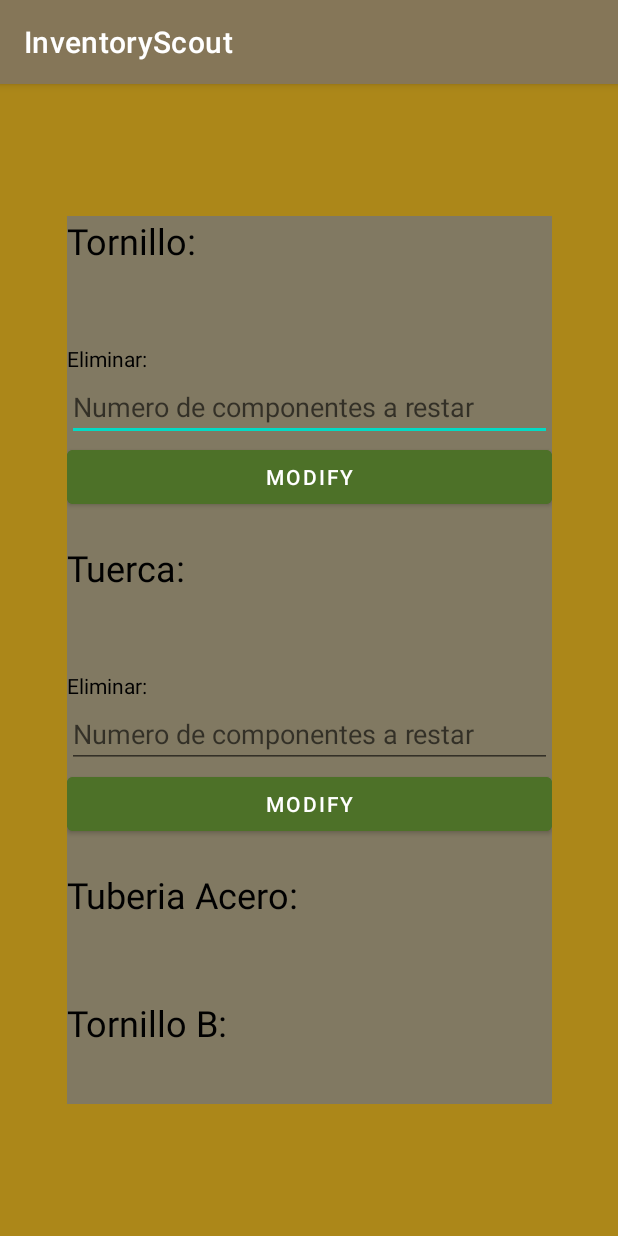
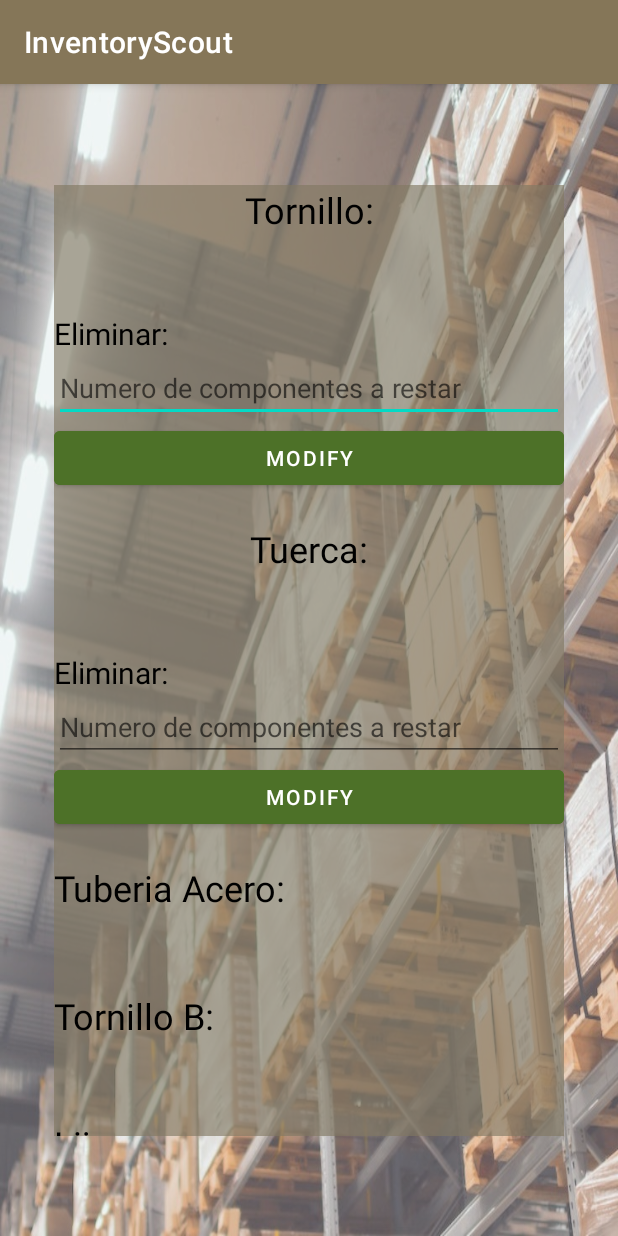
Before and after one commit to FcoJAA/InventoryScout, an Android app: the ShowInventory screen opened directly, with no data from a screen before it, after a tap on "MODIFY", on a phone screen of 412 x 824 dp. Run offline under Robolectric (Android 15) with nearby library versions, the phone set to English and light mode, and no system bars; our stand-ins replace Firebase (no records; nobody signed in at launch, a user with empty details on screens opened directly); 6 statements that could not run were skipped.

Commit message:
refactor: show and insert code

```diff
--- a/app/src/main/java/com/example/inventoryscout/ShowInventory.java
+++ b/app/src/main/java/com/example/inventoryscout/ShowInventory.java
@@ -37,7 +37,6 @@ public class ShowInventory extends AppCompatActivity {
 
         et1delete = (EditText) findViewById(R.id.et1delete);
         et2delete = (EditText) findViewById(R.id.et2delete);
-
         tvshow1 = (TextView) findViewById(R.id.tvShow1);
         tvshow2 = (TextView) findViewById(R.id.tvShow2);
         tvshow3 = (TextView) findViewById(R.id.tvShow3);
@@ -51,7 +50,6 @@ public class ShowInventory extends AppCompatActivity {
        for (int i = 0; i <9;i++) {
             mostrar(items[i]);
         }
-
     }
 
     public void mostrar(String value) {
@@ -72,14 +70,12 @@ public class ShowInventory extends AppCompatActivity {
                         if(value.equals("Destornillador de Estrella")){tvshow7.setText(document.get("Unidades").toString());}
                         if(value.equals("Arandela")){tvshow8.setText(document.get("Unidades").toString());}
                         if(value.equals("Cinta Americana")){tvshow9.setText(document.get("Unidades").toString());}
-
                     } else {
                         Toast.makeText(ShowInventory.this, "Error", Toast.LENGTH_SHORT).show();
                     }
                 } else {
                     Toast.makeText(ShowInventory.this, "Error", Toast.LENGTH_SHORT).show();
                 }
-
             }
         });
     }
@@ -93,48 +89,59 @@ public class ShowInventory extends AppCompatActivity {
                 public void onComplete(@NonNull Task<DocumentSnapshot> task) {
                     DocumentSnapshot document = task.getResult();
                     if (task.isSuccessful()) {
-                        if (document.exists()) {
-                        } else {
-                            Toast.makeText(ShowInventory.this, "Error", Toast.LENGTH_SHORT).show();
-                        }
                         oldValue1[0] = document.get("Unidades").toString();
                         Toast.makeText(getApplicationContext(), oldValue1[0], Toast.LENGTH_LONG).show();
-
-                        //Item1
                         Map<String, Object> data1 = new HashMap<>();
                         String item1 = oldValue1[0] + et1delete.getText().toString();
                         int num1 = Integer.parseInt(oldValue1[0]);
                         int num2 = Integer.parseInt(et1delete.getText().toString());
-                        int resultado;
-                        if(num1 > 0 ){
-                            resultado = num1 + num2;
-                        }else{
-                            resultado = num1 - num2;
+                        int resultado = operacion(num1, num2);
+                        data1.put("Unidades", resultado);
+                        if (item1.equals("")) {
+                        } else {
+                            db.collection(colletionpath1).document("Tornillos").set(data1);
                         }
-
-                        data1.put("Unidades", resultado );
-
-                        if(item1.equals("")){}else {
-                            db.collection(colletionpath1).document("Tornillos").set(data1)
-                                    .addOnFailureListener(new OnFailureListener() {
+                    }
+                }
+            });
+            DocumentReference docRef2 = db.collection(colletionpath1).document((items[1]));
+            docRef2.get().addOnCompleteListener(new OnCompleteListener<DocumentSnapshot>() {
                 @Override
-                                        public void onFailure(@NonNull Exception e) { Toast.makeText(ShowInventory.this, "ERROR", Toast.LENGTH_SHORT).show(); }
+                public void onComplete(@NonNull Task<DocumentSnapshot> task) {
+                    DocumentSnapshot document = task.getResult();
+                    if (task.isSuccessful()) {
+                        oldValue1[0] = document.get("Unidades").toString();
+                        Toast.makeText(getApplicationContext(), oldValue1[0], Toast.LENGTH_LONG).show();
+                        Map<String, Object> data = new HashMap<>();
+                        String item1 = oldValue1[0] + et2delete.getText().toString();
+                        int num1 = Integer.parseInt(oldValue1[0]);
+                        int num2 = Integer.parseInt(et2delete.getText().toString());
+                        int resultado = operacion(num1, num2);
+                        data.put("Unidades", resultado);
+                        if (item1.equals("")) {
+                        } else {
+                            db.collection(colletionpath1).document("Tuercas").set(data);
+                        }
+                    }
+                }
             });
-                        }
 
 
-                    }
 
-                }
-            });
+
             new android.os.Handler(Looper.getMainLooper()).postDelayed(
                     new Runnable() {
                         public void run() {
-                        for (int i = 0; i <9;i++) {
+                            for (int i = 0; i < 9; i++) {
                                 mostrar(items[i]);
                             }
                         }
                     },
                     300);
     }
+
+    public int operacion(int a , int b){
+        int resultado;
+        return resultado = a + b;
     }
+}
--- a/app/src/main/res/layout/activity_show_inventory.xml
+++ b/app/src/main/res/layout/activity_show_inventory.xml
@@ -4,15 +4,14 @@
     xmlns:tools="http://schemas.android.com/tools"
     android:layout_width="match_parent"
     android:layout_height="match_parent"
-    android:background="#403208"
-    android:backgroundTint="#AC8719"
+    android:background="@drawable/iventorywallpaper1"
     tools:context=".ShowInventory">
 
     <ScrollView
-        android:layout_width="323dp"
-        android:layout_height="592dp"
+        android:layout_width="340dp"
+        android:layout_height="634dp"
         android:background="#817962"
-        android:backgroundTint="#817962"
+        android:backgroundTint="#A4817962"
         app:layout_constraintBottom_toBottomOf="parent"
         app:layout_constraintEnd_toEndOf="parent"
         app:layout_constraintStart_toStartOf="parent"
@@ -27,6 +26,7 @@
                 android:id="@+id/textView8"
                 android:layout_width="match_parent"
                 android:layout_height="wrap_content"
+                android:gravity="center"
                 android:text="Tornillo:"
                 android:textColor="#000000"
                 android:textSize="24sp" />
@@ -47,7 +47,8 @@
                 android:layout_width="match_parent"
                 android:layout_height="wrap_content"
                 android:text="Eliminar:"
-                android:textColor="#000000" />
+                android:textColor="#000000"
+                android:textSize="20sp" />
 
             <EditText
                 android:id="@+id/et1delete"
@@ -73,6 +74,7 @@
                 android:id="@+id/textView9"
                 android:layout_width="match_parent"
                 android:layout_height="wrap_content"
+                android:gravity="center"
                 android:text="Tuerca:"
                 android:textColor="#000000"
                 android:textSize="24sp" />
@@ -93,7 +95,8 @@
                 android:layout_width="match_parent"
                 android:layout_height="wrap_content"
                 android:text="Eliminar:"
-                android:textColor="#000000" />
+                android:textColor="#000000"
+                android:textSize="20sp" />
 
             <EditText
                 android:id="@+id/et2delete"
```
Lines whose indentation alone changed are shown as unchanged.
